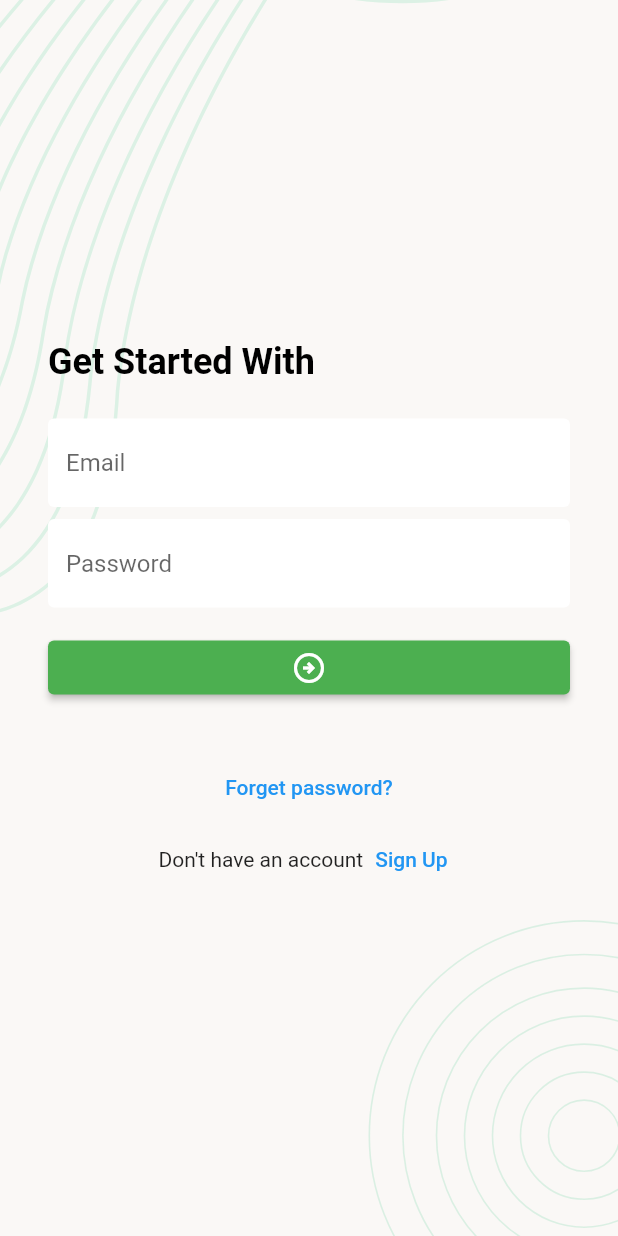
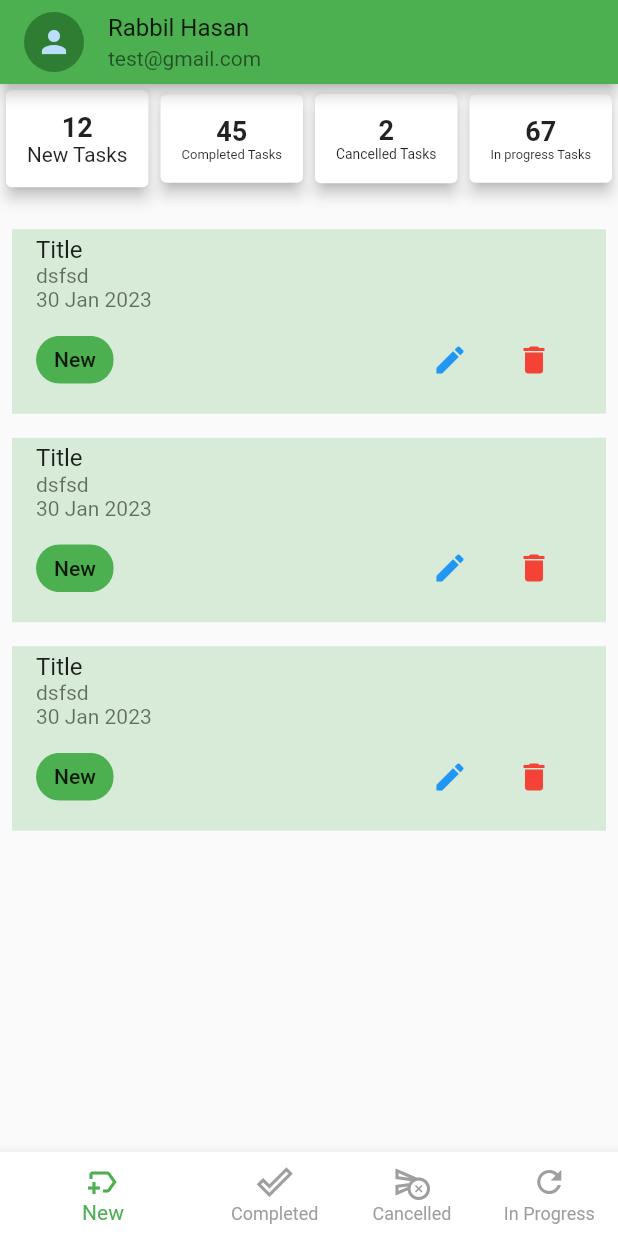
Before and after one commit to RafatMeraz/ostad-flutter-batch-1, a Flutter app: the screen it shows after launch, after a tap on the "arrow circle right" icon, on a phone screen of 412 x 824 dp. Run offline on Flutter 3.47's test engine with Material 2 defaults, Android fonts, the phone set to English and light mode, and no system bars; our stand-ins replace flutter_svg, pin_code_fields.

Commit message:
dashboard & bottom nav bar ui has been added

```diff
--- a/lib/screens/login.dart
+++ b/lib/screens/login.dart
@@ -1,5 +1,6 @@
 import 'package:flutter/material.dart';
 import 'package:ostad_flutter_batch_one/screens/forgot_password_screen.dart';
+import 'package:ostad_flutter_batch_one/screens/main_bottom_nav_bar.dart';
 import 'package:ostad_flutter_batch_one/screens/register_screen.dart';
 import 'package:ostad_flutter_batch_one/widgets/background_image.dart';
 import 'package:ostad_flutter_batch_one/widgets/decorations_styles.dart';
@@ -54,7 +55,11 @@ class _LoginScreenState extends State<LoginScreen> {
                   ),
                   const SizedBox(height: 16),
                   ReusableElevatedButton(
-                    onTap: () {},
+                    onTap: () {
+                      Navigator.pushAndRemoveUntil(
+                          context, MaterialPageRoute(builder: (context) =>
+                          const MainBottomNavBar()), (route) => false);
+                    },
                   ),
                   const SizedBox(height: 32),
                   Center(
--- /dev/null
+++ b/lib/screens/main_bottom_nav_bar.dart
@@ -0,0 +1,58 @@
+import 'package:flutter/material.dart';
+import 'package:ostad_flutter_batch_one/screens/cancelled_task_screen.dart';
+import 'package:ostad_flutter_batch_one/screens/completed_task_screen.dart';
+import 'package:ostad_flutter_batch_one/screens/inprogress_task_screen.dart';
+import 'package:ostad_flutter_batch_one/screens/new_task_screen.dart';
+
+import '../widgets/reusable_app_bar.dart';
+
+class MainBottomNavBar extends StatefulWidget {
+  const MainBottomNavBar({Key? key}) : super(key: key);
+
+  @override
+  State<MainBottomNavBar> createState() => _MainBottomNavBarState();
+}
+
+class _MainBottomNavBarState extends State<MainBottomNavBar> {
+  int currentSelectedScreen = 0;
+
+  final List<Widget> screens = const [
+    NewTaskScreen(),
+    ComplettedTaskScreen(),
+    CancelledTaskScreen(),
+    InProgressTaskScreen()
+  ];
+
+  @override
+  Widget build(BuildContext context) {
+    return Scaffold(
+      appBar: buildReusableAppBar(context),
+      body: screens[currentSelectedScreen],
+      bottomNavigationBar: BottomNavigationBar(
+        unselectedItemColor: Colors.grey,
+        selectedItemColor: Colors.green,
+        currentIndex: currentSelectedScreen,
+        showSelectedLabels: true,
+        showUnselectedLabels: true,
+        elevation: 8,
+        onTap: (index) {
+          currentSelectedScreen = index;
+          setState(() {});
+        },
+        items: const [
+          BottomNavigationBarItem(
+              icon: Icon(Icons.new_label_outlined),
+              label: 'New',
+              backgroundColor: Colors.white),
+          BottomNavigationBarItem(
+              icon: Icon(Icons.done_outline), label: 'Completed'),
+          BottomNavigationBarItem(
+              icon: Icon(Icons.cancel_schedule_send_outlined),
+              label: 'Cancelled'),
+          BottomNavigationBarItem(
+              icon: Icon(Icons.refresh), label: 'In Progress'),
+        ],
+      ),
+    );
+  }
+}
--- /dev/null
+++ b/lib/screens/new_task_screen.dart
@@ -0,0 +1,76 @@
+import 'package:flutter/material.dart';
+
+import '../widgets/task_widget.dart';
+
+class NewTaskScreen extends StatefulWidget {
+  const NewTaskScreen({Key? key}) : super(key: key);
+
+  @override
+  State<NewTaskScreen> createState() => _NewTaskScreenState();
+}
+
+class _NewTaskScreenState extends State<NewTaskScreen> {
+  @override
+  Widget build(BuildContext context) {
+    return Column(
+      children: [
+        Row(
+          children: [
+            Expanded(child: buildSummaryCard(12, 'New')),
+            Expanded(child: buildSummaryCard(45, 'Completed')),
+            Expanded(child: buildSummaryCard(2, 'Cancelled')),
+            Expanded(child: buildSummaryCard(67, 'In progress')),
+          ],
+        ),
+        const SizedBox(height: 16),
+        TaskWidget(
+          title: 'Title',
+          description: 'dsfsd',
+          date: '30 Jan 2023',
+          onDeleteTap: () {},
+          onEditTap: () {},
+          type: 'New',
+        ),
+        TaskWidget(
+          title: 'Title',
+          description: 'dsfsd',
+          date: '30 Jan 2023',
+          onDeleteTap: () {},
+          onEditTap: () {},
+          type: 'New',
+        ),
+        TaskWidget(
+          title: 'Title',
+          description: 'dsfsd',
+          date: '30 Jan 2023',
+          onDeleteTap: () {},
+          onEditTap: () {},
+          type: 'New',
+        ),
+      ],
+    );
+  }
+
+  Card buildSummaryCard(int counter, String title) {
+    return Card(
+      elevation: 4,
+      color: Colors.white,
+      child: Padding(
+        padding: const EdgeInsets.all(14.0),
+        child: Column(
+          children: [
+            Text(
+              counter.toString(),
+              style: const TextStyle(fontSize: 18, fontWeight: FontWeight.w600),
+            ),
+            FittedBox(
+                child: Text(
+              '$title Tasks',
+              maxLines: 1,
+            ))
+          ],
+        ),
+      ),
+    );
+  }
+}
--- /dev/null
+++ b/lib/widgets/reusable_app_bar.dart
@@ -0,0 +1,26 @@
+import 'package:flutter/material.dart';
+import 'package:ostad_flutter_batch_one/screens/profile_update_screen.dart';
+
+AppBar buildReusableAppBar(context, {bool isTappable = true}) {
+  return AppBar(
+    backgroundColor: Colors.green,
+    title: ListTile(
+      contentPadding: EdgeInsets.zero,
+      onTap: () {
+        if (isTappable == false) {
+          return;
+        }
+        Navigator.push(
+            context,
+            MaterialPageRoute(
+                builder: (context) => const UpdateProfileScreen()));
+      },
+      leading: CircleAvatar(
+        backgroundColor: Colors.green.shade800,
+        child: const Icon(Icons.person),
+      ),
+      title: const Text('Rabbil Hasan'),
+      subtitle: const Text('test@gmail.com'),
+    ),
+  );
+}
--- /dev/null
+++ b/lib/widgets/task_widget.dart
@@ -0,0 +1,61 @@
+import 'package:flutter/material.dart';
+
+class TaskWidget extends StatelessWidget {
+  const TaskWidget({
+    Key? key,
+    required this.title,
+    required this.description,
+    required this.type,
+    required this.onEditTap,
+    required this.onDeleteTap,
+    required this.date,
+  }) : super(key: key);
+
+  final String title, description, date, type;
+  final VoidCallback onEditTap, onDeleteTap;
+
+  @override
+  Widget build(BuildContext context) {
+    return Container(
+      margin: const EdgeInsets.all(8),
+      child: ListTile(
+        tileColor: Colors.green.withOpacity(0.2),
+        title: Text(title),
+        subtitle: Column(
+          crossAxisAlignment: CrossAxisAlignment.start,
+          children: [
+            Text(description),
+            Text(date),
+            Row(
+              mainAxisAlignment: MainAxisAlignment.spaceBetween,
+              children: [
+                Chip(
+                  label: Text(type),
+                  backgroundColor: Colors.green,
+                ),
+                ButtonBar(
+                  children: [
+                    IconButton(
+                      onPressed: onEditTap,
+                      icon: const Icon(
+                        Icons.edit,
+                        color: Colors.blue,
+                      ),
+                    ),
+                    IconButton(
+                      onPressed: onDeleteTap,
+                      icon: const Icon(
+                        Icons.delete,
+                        color: Colors.red,
+                      ),
+                    ),
+                  ],
+                )
+              ],
+            )
+          ],
+        ),
+      ),
+    );
+  }
+}
--- a/pubspec.yaml
+++ b/pubspec.yaml
@@ -44,6 +44,8 @@ dev_dependencies:
   flutter_lints: ^2.0.0
   flutter_svg: ^1.1.6
   pin_code_fields: ^7.4.0
+  image_picker: ^0.8.6
+
 
 
 # For information on the generic Dart part of this file, see the
```
Also changed, not shown: lib/screens/cancelled_task_screen.dart (added, +29 -0 lines), lib/screens/completed_task_screen.dart (added, +28 -0 lines), lib/screens/inprogress_task_screen.dart (added, +29 -0 lines), lib/screens/profile_update_screen.dart (added, +86 -0 lines), pubspec.lock.
